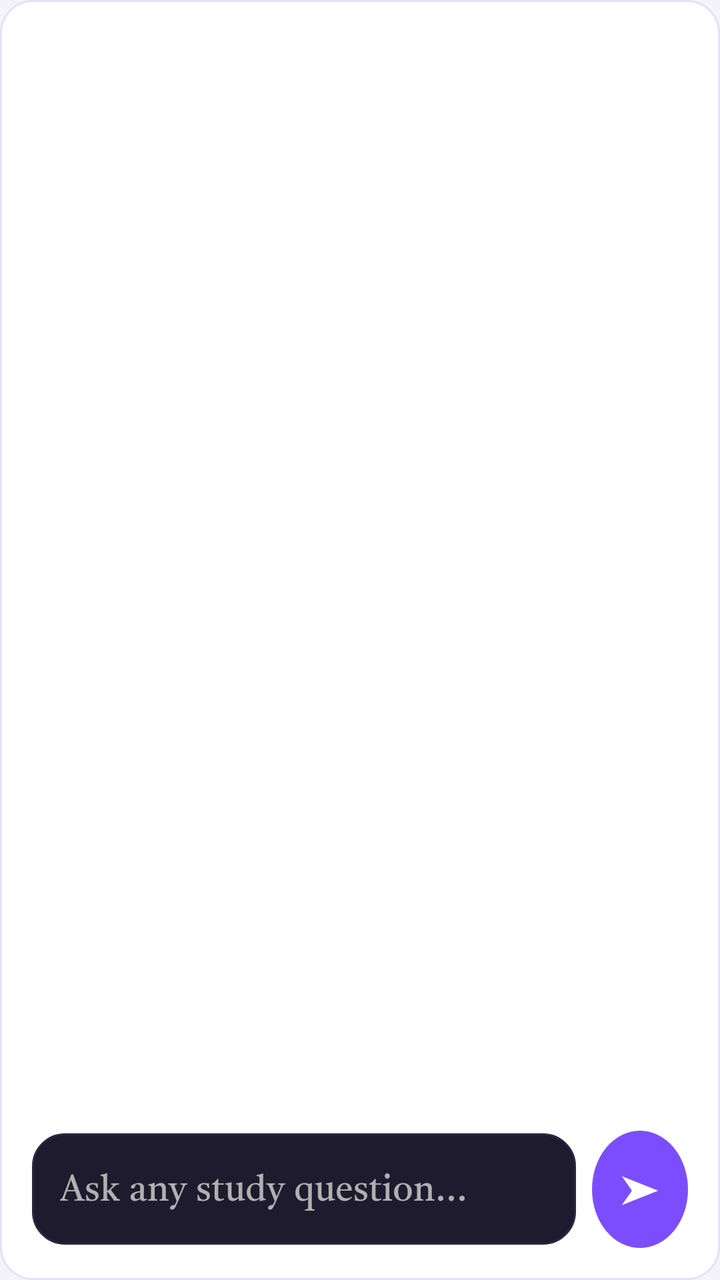
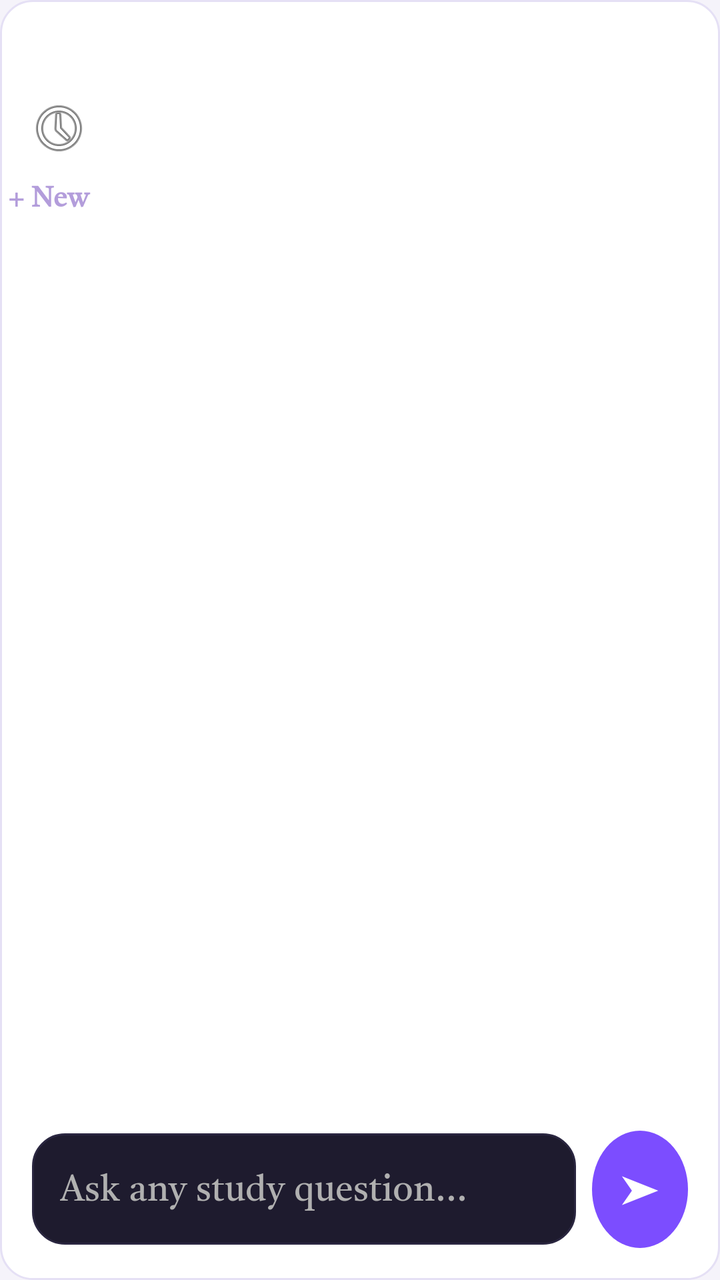

The first picture is an Android layout as it rendered before a commit; the second is the same layout after the commit. The layout source and the unified diff follow.
<!-- AndroidManifest.xml: application theme Theme.Scanlern -->
<!-- res/layout/fragment_chat.xml -->
<?xml version="1.0" encoding="utf-8"?>
<LinearLayout xmlns:android="http://schemas.android.com/apk/res/android"
    xmlns:tools="http://schemas.android.com/tools"
    android:layout_width="match_parent"
    android:layout_height="match_parent"
    android:orientation="vertical"
    android:background="@drawable/bg_gradient_main"
    tools:context=".ChatFragment">

    <TextView
        android:layout_width="match_parent"
        android:layout_height="wrap_content"
        android:text="Ask AI"
        android:textSize="22sp"
        android:textStyle="bold"
        android:textColor="@color/text_primary"
        android:padding="20dp" />

    <androidx.recyclerview.widget.RecyclerView
        android:id="@+id/recyclerViewChat"
        android:layout_width="match_parent"
        android:layout_height="0dp"
        android:layout_weight="1"
        android:paddingHorizontal="20dp"
        android:clipToPadding="false" />

    <ProgressBar
        android:id="@+id/chatProgressBar"
        android:layout_width="wrap_content"
        android:layout_height="wrap_content"
        android:layout_gravity="start"
        android:layout_marginStart="20dp"
        android:visibility="gone" />

    <LinearLayout
        android:layout_width="match_parent"
        android:layout_height="wrap_content"
        android:orientation="horizontal"
        android:gravity="center_vertical"
        android:padding="16dp">

        <EditText
            android:id="@+id/etChatInput"
            android:layout_width="0dp"
            android:layout_height="wrap_content"
            android:layout_weight="1"
            android:hint="Ask any study question..."
            android:padding="14dp"
            android:background="@drawable/bg_card"
            android:textColor="@color/text_primary"
            android:textColorHint="@color/text_secondary"
            android:layout_marginEnd="8dp" />

        <TextView
            android:id="@+id/btnSendChat"
            android:layout_width="wrap_content"
            android:layout_height="wrap_content"
            android:text="➤"
            android:textSize="20sp"
            android:textColor="@color/white"
            android:background="@drawable/circle_button_bg"
            android:padding="14dp"
            android:clickable="true"
            android:focusable="true" />

    </LinearLayout>

</LinearLayout>
<!-- resources referenced by this layout -->
<resources>
  <color name="text_primary">#FFFFFF</color>
  <color name="text_secondary">#B0B0B0</color>
  <color name="white">#FFFFFFFF</color>
  <!-- drawable bg_card (drawable) -->
  <?xml version="1.0" encoding="utf-8"?>
  <shape xmlns:android="http://schemas.android.com/apk/res/android"
      android:shape="rectangle">
      <solid android:color="#1E1B2E" />
      <corners android:radius="16dp" />
      <stroke
          android:width="1dp"
          android:color="#2A2640" />
  </shape>
  <!-- drawable bg_gradient_main (drawable) -->
  <?xml version="1.0" encoding="utf-8"?>
  <shape xmlns:android="http://schemas.android.com/apk/res/android"
      android:shape="rectangle">
      <solid android:color="#FFFFFF" />
      <corners android:radius="16dp" />
      <stroke
          android:width="1dp"
          android:color="#E5E0F5" />
  </shape>
  <!-- drawable circle_button_bg (drawable) -->
  <?xml version="1.0" encoding="utf-8"?>
  <shape xmlns:android="http://schemas.android.com/apk/res/android"
      android:shape="oval">
      <solid android:color="@color/primary" />
  </shape>
  <style name="Theme.Scanlern" parent="Base.Theme.Scanlern" />
  <color name="primary">#7C4DFF</color>
  <style name="Base.Theme.Scanlern" parent="Theme.Material3.DayNight.NoActionBar">
          <item name="colorPrimary">@color/primary</item>
          <item name="colorPrimaryDark">@color/primary_dark</item>
          <item name="colorAccent">@color/primary_light</item>
          <item name="android:colorBackground">#F5F3FA</item>
          <item name="android:statusBarColor">#F5F3FA</item>
          <item name="android:windowLightStatusBar">true</item>
          <item name="android:fontFamily">@font/poppins_family</item>
          <item name="fontFamily">@font/poppins_family</item>
      </style>
  <color name="primary_dark">#5E35B1</color>
  <color name="primary_light">#B39DDB</color>
</resources>

<!-- the commit's change to res/layout/fragment_chat.xml (unified diff, before → after) -->
@@ -10,11 +10,33 @@
     <TextView
         android:layout_width="match_parent"
         android:layout_height="wrap_content"
+        android:layout_weight="0"
         android:text="Ask AI"
+        android:textColor="@color/text_primary"
         android:textSize="22sp"
-        android:textStyle="bold"
-        android:textColor="@color/text_primary"
-        android:padding="20dp" />
+        android:padding="5dp"
+        android:textStyle="bold" />
+
+    <ImageView
+        android:id="@+id/btnChatHistory"
+        android:layout_width="59dp"
+        android:layout_height="40dp"
+        android:clickable="true"
+        android:focusable="true"
+        android:padding="4dp"
+        android:src="@android:drawable/ic_menu_recent_history" />
+    <TextView
+        android:id="@+id/btnNewChat"
+        android:layout_width="90dp"
+        android:layout_height="wrap_content"
+        android:text="+ New"
+        android:textSize="14sp"
+        android:textColor="@color/primary_light"
+        android:padding="4dp"
+        android:clickable="true"
+        android:focusable="true"
+        android:textStyle="bold"/>
+
 
     <androidx.recyclerview.widget.RecyclerView
         android:id="@+id/recyclerViewChat"
<!-- resource entries referenced after the edit -->
@@ -1,5 +1,6 @@
 <!-- resources referenced by this layout -->
 <resources>
+  <color name="primary_light">#B39DDB</color>
   <color name="text_primary">#FFFFFF</color>
   <color name="text_secondary">#B0B0B0</color>
   <color name="white">#FFFFFFFF</color>
@@ -42,6 +43,5 @@
           <item name="fontFamily">@font/poppins_family</item>
       </style>
   <color name="primary_dark">#5E35B1</color>
-  <color name="primary_light">#B39DDB</color>
 </resources>
 
